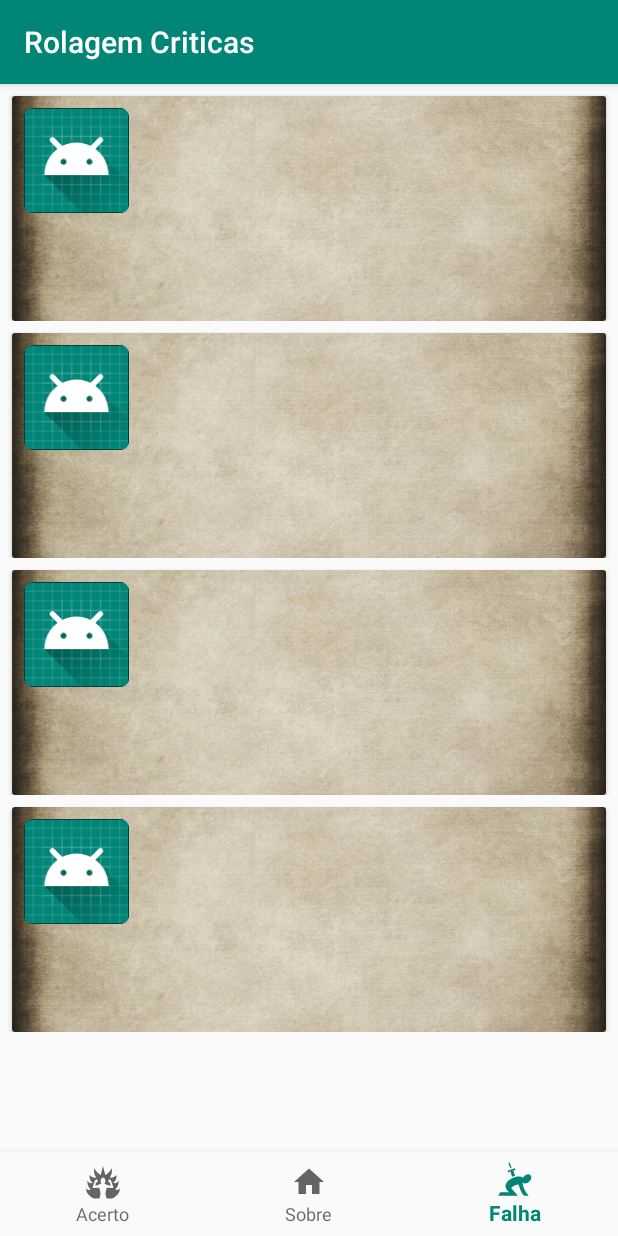
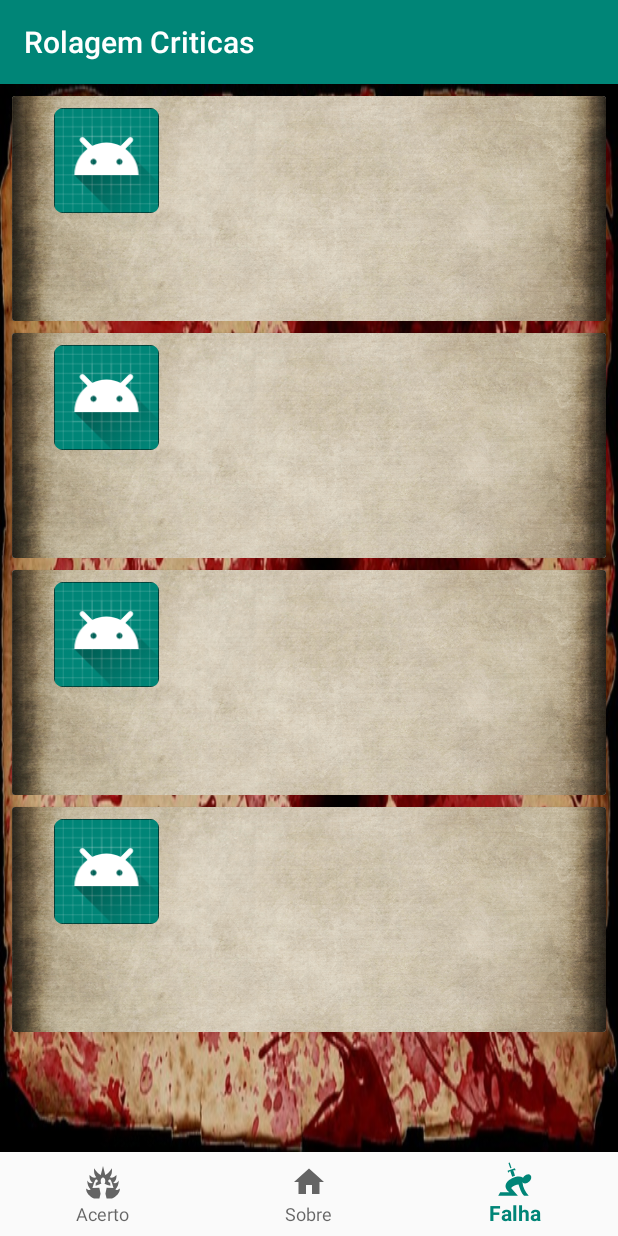
Before and after one commit to dcardosoweb/rolagemCritica, an Android app: the screen it shows after launch (MainActivity), item 3 of the bottom bar chosen, on a phone screen of 412 x 824 dp. Run offline under Robolectric (Android 15) with nearby library versions, the phone set to English and light mode, and no system bars; our stand-ins replace Room's generated code, data binding; libraries missing offline, so code that uses them is left out: android.arch.persistence; 8 statements that could not run were skipped.

Commit message:
feita alteração de icones

```diff
--- a/app/src/main/res/layout/activity_main.xml
+++ b/app/src/main/res/layout/activity_main.xml
@@ -14,6 +14,7 @@
             android:layout_width="match_parent"
             android:layout_height="0dp"
             android:layout_weight="1"
+            android:background="@drawable/blood_spatter"
             android:orientation="vertical">
 
             <android.support.v7.widget.RecyclerView
--- a/app/src/main/res/layout/fragment_card_item.xml
+++ b/app/src/main/res/layout/fragment_card_item.xml
@@ -38,7 +38,11 @@
             <android.support.constraint.ConstraintLayout
                 android:id="@+id/constraintCard"
                 android:layout_width="match_parent"
-                android:layout_height="match_parent">
+                android:layout_height="match_parent"
+                android:layout_marginStart="20dp"
+                android:layout_marginLeft="20dp"
+                android:layout_marginEnd="20dp"
+                android:layout_marginRight="20dp">
 
                 <ImageView
                     android:id="@+id/iconCard"
```
Also changed, not shown: app/src/main/res/drawable/blood_spatter.jpg (added). Lines whose indentation alone changed are shown as unchanged.
